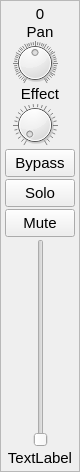
First picture: the form in Mixer/cmixerframe.ui, repository vemod-/ObjectStudio, before the edit.
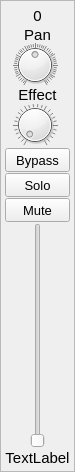
Second picture: the form after the edit. Custom widgets are drawn as their Qt base class.

```diff
--- a/Mixer/cmixerframe.ui
+++ b/Mixer/cmixerframe.ui
@@ -44,7 +44,7 @@
   </property>
   <layout class="QVBoxLayout" name="verticalLayout">
    <property name="spacing">
-    <number>2</number>
+    <number>1</number>
    </property>
    <property name="leftMargin">
     <number>4</number>
@@ -60,18 +60,38 @@
    </property>
    <item>
     <widget class="QLabel" name="IndexLabel">
+     <property name="sizePolicy">
+      <sizepolicy hsizetype="Preferred" vsizetype="Fixed">
+       <horstretch>0</horstretch>
+       <verstretch>0</verstretch>
+      </sizepolicy>
+     </property>
+     <property name="minimumSize">
+      <size>
+       <width>0</width>
+       <height>22</height>
+      </size>
+     </property>
      <property name="maximumSize">
       <size>
        <width>70</width>
-       <height>16777215</height>
+       <height>22</height>
       </size>
      </property>
+     <property name="font">
+      <font>
+       <pointsize>11</pointsize>
+      </font>
+     </property>
      <property name="text">
       <string>0</string>
      </property>
      <property name="alignment">
       <set>Qt::AlignCenter</set>
      </property>
+     <property name="wordWrap">
+      <bool>true</bool>
+     </property>
     </widget>
    </item>
    <item>
@@ -152,22 +172,22 @@
     </widget>
    </item>
    <item>
-    <widget class="QPushButton" name="BypassButton">
+    <widget class="QToggleButton" name="BypassButton">
      <property name="minimumSize">
       <size>
        <width>0</width>
-       <height>28</height>
+       <height>24</height>
       </size>
      </property>
      <property name="maximumSize">
       <size>
        <width>70</width>
-       <height>28</height>
+       <height>24</height>
       </size>
      </property>
      <property name="font">
       <font>
-       <pointsize>11</pointsize>
+       <pointsize>10</pointsize>
       </font>
      </property>
      <property name="focusPolicy">
@@ -188,22 +208,22 @@
     </widget>
    </item>
    <item>
-    <widget class="QPushButton" name="SoloButton">
+    <widget class="QToggleButton" name="SoloButton">
      <property name="minimumSize">
       <size>
        <width>0</width>
-       <height>28</height>
+       <height>24</height>
       </size>
      </property>
      <property name="maximumSize">
       <size>
        <width>70</width>
-       <height>28</height>
+       <height>24</height>
       </size>
      </property>
      <property name="font">
       <font>
-       <pointsize>11</pointsize>
+       <pointsize>10</pointsize>
       </font>
      </property>
      <property name="focusPolicy">
@@ -224,22 +244,22 @@
     </widget>
    </item>
    <item>
-    <widget class="QPushButton" name="MuteButton">
+    <widget class="QToggleButton" name="MuteButton">
      <property name="minimumSize">
       <size>
        <width>0</width>
-       <height>28</height>
+       <height>24</height>
       </size>
      </property>
      <property name="maximumSize">
       <size>
        <width>70</width>
-       <height>28</height>
+       <height>24</height>
       </size>
      </property>
      <property name="font">
       <font>
-       <pointsize>11</pointsize>
+       <pointsize>10</pointsize>
       </font>
      </property>
      <property name="focusPolicy">
@@ -271,14 +291,7 @@
       <number>0</number>
      </property>
      <item>
-      <widget class="CdBScale" name="frame">
-       <property name="frameShape">
-        <enum>QFrame::NoFrame</enum>
-       </property>
-       <property name="frameShadow">
-        <enum>QFrame::Raised</enum>
-       </property>
-      </widget>
+      <widget class="CdBScale" name="frame"/>
      </item>
      <item>
       <widget class="QSynthSlider" name="VolSlider">
@@ -300,14 +313,7 @@
       </widget>
      </item>
      <item>
-      <widget class="CPeakControl" name="Peak">
-       <property name="frameShape">
-        <enum>QFrame::NoFrame</enum>
-       </property>
-       <property name="frameShadow">
-        <enum>QFrame::Raised</enum>
-       </property>
-      </widget>
+      <widget class="CPeakControl" name="Peak"/>
      </item>
     </layout>
    </item>
@@ -335,11 +341,6 @@
   </layout>
  </widget>
  <customwidgets>
-  <customwidget>
-   <class>QSynthSlider</class>
-   <extends>QSlider</extends>
-   <header>qsynthslider.h</header>
-  </customwidget>
   <customwidget>
    <class>QSynthKnob</class>
    <extends>QDial</extends>
@@ -357,6 +358,16 @@
    <header>cdbscale.h</header>
    <container>1</container>
   </customwidget>
+  <customwidget>
+   <class>QSynthSlider</class>
+   <extends>QSlider</extends>
+   <header>qsynthslider.h</header>
+  </customwidget>
+  <customwidget>
+   <class>QToggleButton</class>
+   <extends>QToolButton</extends>
+   <header>qtogglebutton.h</header>
+  </customwidget>
  </customwidgets>
  <resources/>
  <connections/>
```
